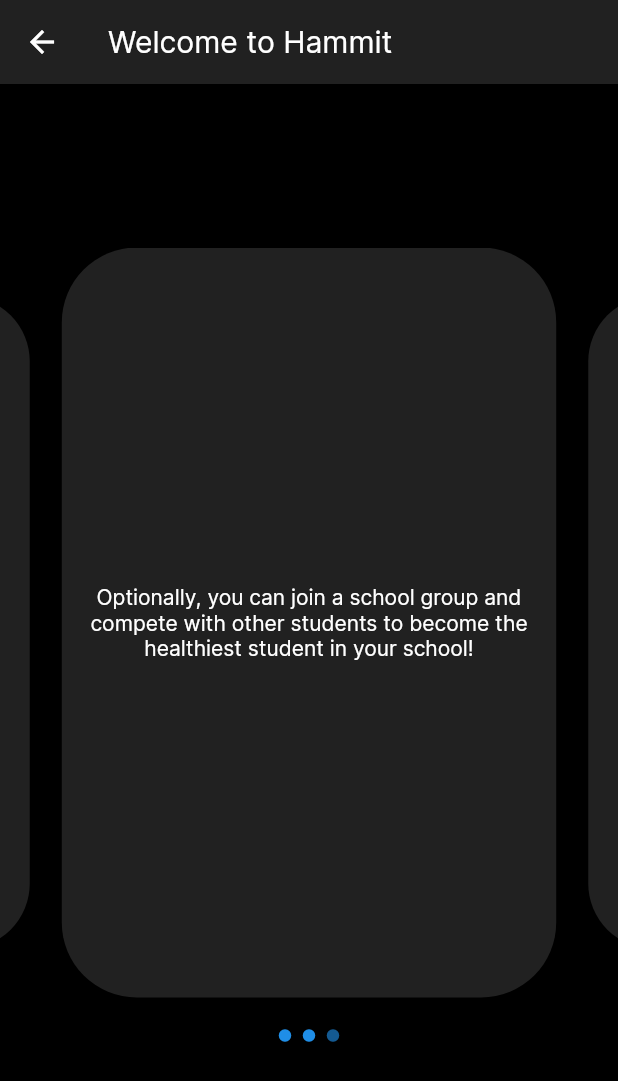
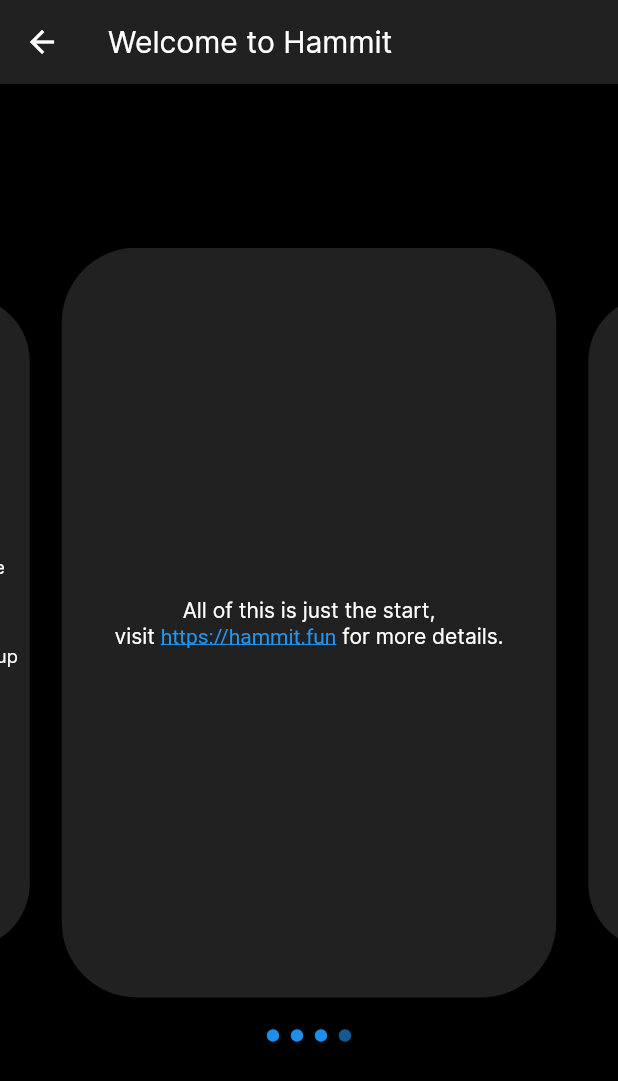
Before and after one commit to Ideal-Goggles/stem-2022, a Flutter app: the WelcomeScreen screen opened directly, swiped to page 4, on a phone screen of 412 x 824 dp. Shown: the top 1081 px of the screen. Run offline on Flutter 3.47's test engine with Material 2 defaults, Android fonts, the phone set to English and light mode, and no system bars; drawn by our look-alikes of carousel_slider; our stand-ins replace cloud_firestore, firebase_auth, firebase_core, firebase_storage, google_sign_in, image_picker and 1 more; missing offline and left inert: event; accounts and stored records are empty; network calls fail.

Commit message:
added more details to welcome page

```diff
--- a/lib/settings_screens/welcome.dart
+++ b/lib/settings_screens/welcome.dart
@@ -1,6 +1,8 @@
 import 'package:flutter/material.dart';
+import 'package:flutter/gestures.dart';
 import 'package:firebase_auth/firebase_auth.dart';
 import 'package:provider/provider.dart';
+import 'package:url_launcher/url_launcher_string.dart';
 
 import 'package:carousel_slider/carousel_slider.dart';
 import 'package:stem_2022/settings_screens/login.dart';
@@ -21,16 +23,12 @@ class _WelcomeScreenState extends State<WelcomeScreen> {
     color: Colors.grey[900],
   );
 
-  Widget textPage(String content) {
+  Widget textPage(Text content) {
     return Container(
-        padding: const EdgeInsets.all(8),
-        decoration: _carouselDecoration,
-        child: Center(
-          child: Text(
-            content,
-            textAlign: TextAlign.center,
-          ),
-        ));
+      padding: const EdgeInsets.all(8),
+      decoration: _carouselDecoration,
+      child: Center(child: content),
+    );
   }
 
   void goToPage(Widget destination) {
@@ -44,12 +42,18 @@ class _WelcomeScreenState extends State<WelcomeScreen> {
     final loggedIn = user != null;
 
     final carouselItems = [
-      textPage(
-          "Hammit is an app that aims to reduce food wastage and junk food consumption."),
-      textPage(
-          "You can post a picture of your food at mealtimes and they will be judged by the community on how healthy they are."),
-      textPage(
-          "Optionally, you can join a school group and compete with other students to become the healthiest student in your school!"),
+      textPage(const Text(
+        "Hammit is an app that aims to reduce food wastage and junk food consumption.",
+        textAlign: TextAlign.center,
+      )),
+      textPage(const Text(
+        "You can post a picture of your food at mealtimes and they will be judged by the community on how healthy they are.\n\nBased on how the community rates your posts, you get H's (or points). Your total points are shown at the top of the screen along with your username and avatar.",
+        textAlign: TextAlign.center,
+      )),
+      textPage(const Text(
+        "Optionally, you can join a school group and compete with other students to become the healthiest student in your school!\n\nYour school may have given you a \"School Code\", which you can enter into the Join Group page and help raise your school's overall ranking as well.",
+        textAlign: TextAlign.center,
+      )),
       if (!loggedIn)
         Container(
           padding: const EdgeInsets.all(8),
@@ -90,7 +94,31 @@ class _WelcomeScreenState extends State<WelcomeScreen> {
               ],
             ),
           ),
-        )
+        ),
+      textPage(Text.rich(
+        TextSpan(
+          children: [
+            const TextSpan(
+              text: "All of this is just the start,\nvisit ",
+            ),
+            TextSpan(
+              text: "https://hammit.fun",
+              recognizer: TapGestureRecognizer()
+                ..onTap = () {
+                  launchUrlString("https://hammit.fun");
+                },
+              style: const TextStyle(
+                color: Colors.blue,
+                decoration: TextDecoration.underline,
+              ),
+            ),
+            const TextSpan(
+              text: " for more details.",
+            ),
+          ],
+        ),
+        textAlign: TextAlign.center,
+      )),
     ];
 
     return Scaffold(
--- a/pubspec.yaml
+++ b/pubspec.yaml
@@ -47,6 +47,7 @@ dependencies:
   image: ^3.2.2
   event: ^2.1.2
   shared_preferences: ^2.0.15
+  url_launcher: ^6.1.7
 
 dev_dependencies:
   flutter_test:
```
Also changed, not shown: pubspec.lock, 5 other files.
